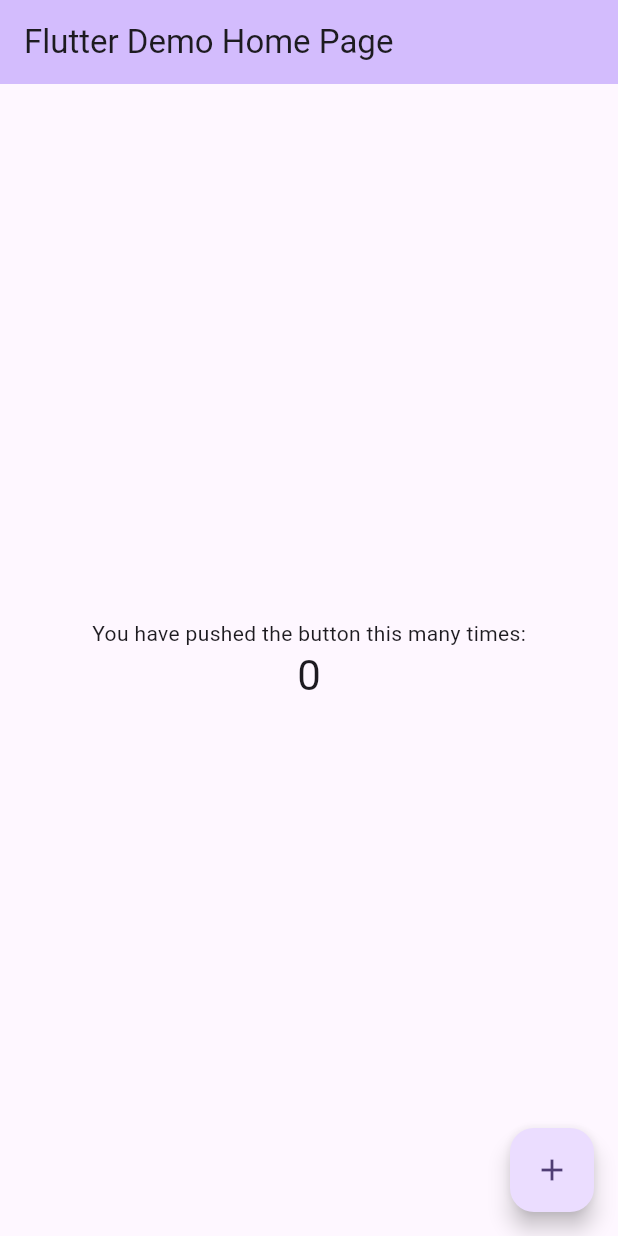
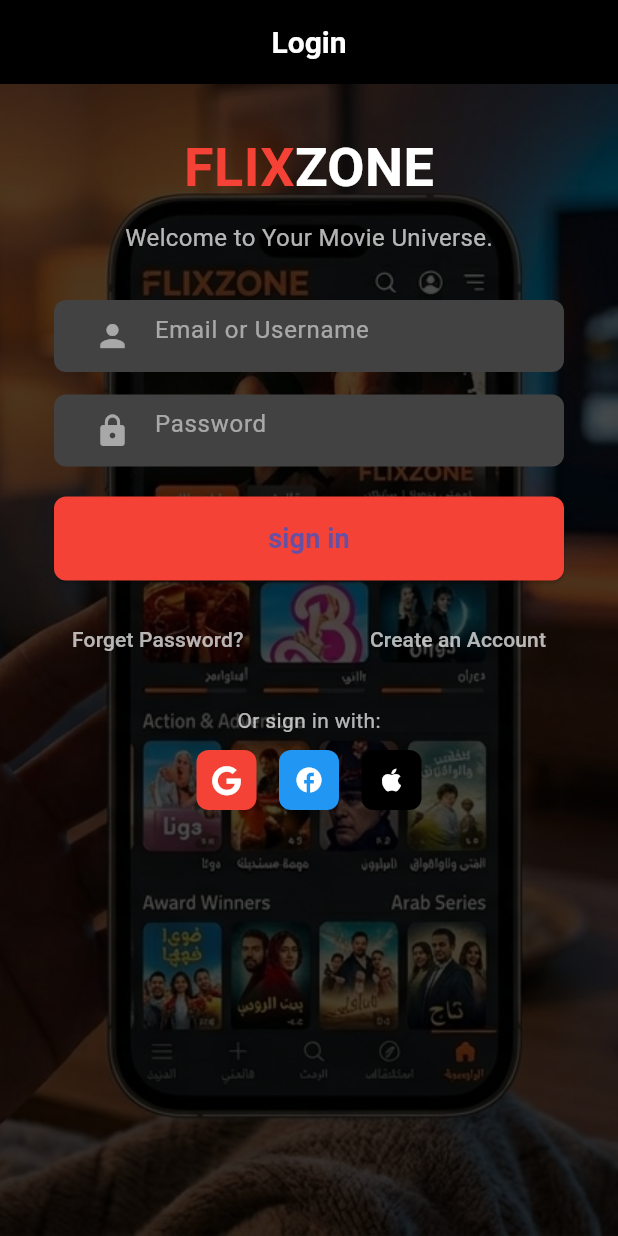
Before and after one commit to wasfyabdo215-blip/flixzone, a Flutter app: the screen it shows after launch, on a phone screen of 412 x 824 dp. Run offline on Flutter 3.47's test engine with Material 3 defaults, Android fonts, the light colour scheme and no system bars; our stand-ins replace font_awesome_flutter.

Commit message:
after edit

```diff
--- /dev/null
+++ b/lib/Screens/login.dart
@@ -0,0 +1,215 @@
+import 'package:flixzone/Screens/register.dart';
+import 'package:flutter/material.dart';
+import 'package:font_awesome_flutter/font_awesome_flutter.dart';
+
+class Login extends StatelessWidget {
+  @override
+  Widget build(BuildContext context) {
+    return Scaffold(
+      backgroundColor: Colors.black,
+      appBar: AppBar(
+        centerTitle: true,
+        title: Text(
+          'Login',
+          style: TextStyle(
+            color: Colors.white,
+            fontSize: 20,
+            fontWeight: FontWeight.bold,
+          ),
+        ),
+        backgroundColor: Colors.black,
+      ),
+      body: Stack(
+        children: [
+          Container(
+            decoration: BoxDecoration(
+              image: DecorationImage(
+                image: AssetImage('assets/image.jpeg'),
+                fit: BoxFit.cover,
+              ),
+            ),
+          ),
+          Container(color: Colors.black.withOpacity(0.7)),
+          SingleChildScrollView(
+            child: Center(
+              child: Container(
+                width: 400,
+                padding: EdgeInsets.all(30),
+                child: Column(
+                  mainAxisSize: MainAxisSize.min,
+                  children: [
+                    Row(
+                      mainAxisAlignment: MainAxisAlignment.center,
+                      children: [
+                        Text(
+                          'FLIX',
+                          style: TextStyle(
+                            color: Colors.red,
+                            fontSize: 36,
+                            fontWeight: FontWeight.bold,
+                          ),
+                        ),
+                        Text(
+                          'ZONE',
+                          style: TextStyle(
+                            color: Colors.white,
+                            fontSize: 36,
+                            fontWeight: FontWeight.bold,
+                          ),
+                        ),
+                      ],
+                    ),
+
+                    SizedBox(height: 10),
+
+                    Text(
+                      'Welcome to Your Movie Universe.',
+                      style: TextStyle(color: Colors.white70, fontSize: 16),
+                    ),
+
+                    SizedBox(height: 30),
+                    Container(
+                      padding: EdgeInsets.symmetric(horizontal: 15),
+                      decoration: BoxDecoration(
+                        color: Colors.grey[800],
+                        borderRadius: BorderRadius.circular(8),
+                      ),
+                      child: TextField(
+                        decoration: InputDecoration(
+                          hintText: 'Email or Username',
+                          hintStyle: TextStyle(color: Colors.white54),
+                          border: InputBorder.none,
+                          prefixIcon: Icon(Icons.person, color: Colors.white54),
+                        ),
+                        style: TextStyle(color: Colors.white),
+                      ),
+                    ),
+
+                    SizedBox(height: 15),
+                    Container(
+                      padding: EdgeInsets.symmetric(horizontal: 15),
+                      decoration: BoxDecoration(
+                        color: Colors.grey[800],
+                        borderRadius: BorderRadius.circular(8),
+                      ),
+                      child: TextField(
+                        decoration: InputDecoration(
+                          hintText: 'Password',
+                          hintStyle: TextStyle(color: Colors.white54),
+                          border: InputBorder.none,
+                          prefixIcon: Icon(Icons.lock, color: Colors.white54),
+                        ),
+                        style: TextStyle(color: Colors.white),
+                        obscureText: true,
+                      ),
+                    ),
+
+                    SizedBox(height: 20),
+
+                    // Button
+                    SizedBox(
+                      width: double.infinity,
+                      child: ElevatedButton(
+                        onPressed: () {
+                          ScaffoldMessenger.of(context).showSnackBar(
+                            SnackBar(content: Text('Signing in...')),
+                          );
+                        },
+                        child: Text(
+                          'sign in',
+                          style: TextStyle(
+                            fontSize: 18,
+                            fontWeight: FontWeight.bold,
+                          ),
+                        ),
+                        style: ElevatedButton.styleFrom(
+                          backgroundColor: Colors.red,
+                          padding: EdgeInsets.symmetric(vertical: 15),
+                          shape: RoundedRectangleBorder(
+                            borderRadius: BorderRadius.circular(8),
+                          ),
+                        ),
+                      ),
+                    ),
+
+                    SizedBox(height: 15),
+
+                    Row(
+                      mainAxisAlignment: MainAxisAlignment.spaceBetween,
+                      children: [
+                        TextButton(
+                          onPressed: () {
+                          },
+                          child: Text(
+                            'Forget Password?',
+                            style: TextStyle(color: Colors.white70),
+                          ),
+                        ),
+                        TextButton(
+                          onPressed: () {
+                            Navigator.push(
+                              context,
+                              MaterialPageRoute(builder: (context) => Register()),
+                            );
+                          },
+                          child: Text(
+                            'Create an Account',
+                            style: TextStyle(color: Colors.white70),
+                          ),
+                        ),
+                      ],
+                    ),
+
+                    SizedBox(height: 20),
+
+                    Text(
+                      'Or sign in with:',
+                      style: TextStyle(color: Colors.white70),
+                    ),
+
+                    SizedBox(height: 10),
+
+                    Row(
+                      mainAxisAlignment: MainAxisAlignment.center,
+                      children: [
+                        _buildSocialButton(
+                          FontAwesomeIcons.google,
+                          Colors.white,
+                          Colors.red,
+                        ),
+                        SizedBox(width: 15),
+                        _buildSocialButton(
+                          Icons.facebook,
+                          Colors.white,
+                          Colors.blue,
+                        ),
+                        SizedBox(width: 15),
+                        _buildSocialButton(
+                          Icons.apple,
+                          Colors.white,
+                          Colors.black,
+                        ),
+                      ],
+                    ),
+                  ],
+                ),
+              ),
+            ),
+          ),
+        ],
+      ),
+    );
+  }
+
+  Widget _buildSocialButton(IconData icon, Color iconColor, Color bgColor) {
+    return Container(
+      width: 40,
+      height: 40,
+      decoration: BoxDecoration(
+        color: bgColor,
+        borderRadius: BorderRadius.circular(8),
+      ),
+      child: Icon(icon, color: iconColor, size: 20),
+    );
+  }
+}
--- /dev/null
+++ b/lib/Screens/splash.dart
@@ -0,0 +1,61 @@
+import 'package:flixzone/Screens/login.dart';
+import 'package:flixzone/Screens/register.dart';
+import 'package:flutter/material.dart';
+import 'dart:async';
+
+class Splash extends StatefulWidget {
+  const Splash({super.key});
+
+  @override
+  State<Splash> createState() => _SplashAndHomeState();
+}
+
+class _SplashAndHomeState extends State<Splash> {
+  bool _showSplash = true;
+
+  @override
+  void initState() {
+    super.initState();
+
+    Timer(const Duration(seconds: 3), () {
+      setState(() {
+        _showSplash = false;
+      });
+    });
+  }
+
+  @override
+  Widget build(BuildContext context) {
+    if (_showSplash) {
+      return Scaffold(
+        //backgroundColor: Color(0xff1F1F29),
+        backgroundColor: Color(0xff1A2232),
+        body: Center(
+          child: Text.rich(
+            TextSpan(
+              children: [
+                TextSpan(
+                  text: 'Flix',
+                  style: TextStyle(color: Colors.redAccent),
+                ),
+                TextSpan(
+                  text: 'Zone',
+                  style: TextStyle(color: Colors.white),
+                ),
+              ],
+            ),
+            style: TextStyle(
+              fontSize: 50,
+              fontWeight: FontWeight.bold,
+              fontStyle: FontStyle.italic,
+              letterSpacing: 2,
+            ),
+          ),
+        ),
+      );
+    } else {
+
+      return Login();
+    }
+  }
+}
--- a/lib/main.dart
+++ b/lib/main.dart
@@ -1,122 +1,19 @@
+import 'package:flixzone/Screens/splash.dart';
 import 'package:flutter/material.dart';
 
-void main() {
+void main(){
   runApp(const MyApp());
+
 }
 
 class MyApp extends StatelessWidget {
   const MyApp({super.key});
 
-  // This widget is the root of your application.
   @override
   Widget build(BuildContext context) {
     return MaterialApp(
-      title: 'Flutter Demo',
-      theme: ThemeData(
-        // This is the theme of your application.
-        //
-        // TRY THIS: Try running your application with "flutter run". You'll see
-        // the application has a purple toolbar. Then, without quitting the app,
-        // try changing the seedColor in the colorScheme below to Colors.green
-        // and then invoke "hot reload" (save your changes or press the "hot
-        // reload" button in a Flutter-supported IDE, or press "r" if you used
-        // the command line to start the app).
-        //
-        // Notice that the counter didn't reset back to zero; the application
-        // state is not lost during the reload. To reset the state, use hot
-        // restart instead.
-        //
-        // This works for code too, not just values: Most code changes can be
-        // tested with just a hot reload.
-        colorScheme: .fromSeed(seedColor: Colors.deepPurple),
-      ),
-      home: const MyHomePage(title: 'Flutter Demo Home Page'),
+      debugShowCheckedModeBanner: false,
+      home: Splash(),
     );
   }
 }
-
-class MyHomePage extends StatefulWidget {
-  const MyHomePage({super.key, required this.title});
-
-  // This widget is the home page of your application. It is stateful, meaning
-  // that it has a State object (defined below) that contains fields that affect
-  // how it looks.
-
-  // This class is the configuration for the state. It holds the values (in this
-  // case the title) provided by the parent (in this case the App widget) and
-  // used by the build method of the State. Fields in a Widget subclass are
-  // always marked "final".
-
-  final String title;
-
-  @override
-  State<MyHomePage> createState() => _MyHomePageState();
-}
-
-class _MyHomePageState extends State<MyHomePage> {
-  int _counter = 0;
-
-  void _incrementCounter() {
-    setState(() {
-      // This call to setState tells the Flutter framework that something has
-      // changed in this State, which causes it to rerun the build method below
-      // so that the display can reflect the updated values. If we changed
-      // _counter without calling setState(), then the build method would not be
-      // called again, and so nothing would appear to happen.
-      _counter++;
-    });
-  }
-
-  @override
-  Widget build(BuildContext context) {
-    // This method is rerun every time setState is called, for instance as done
-    // by the _incrementCounter method above.
-    //
-    // The Flutter framework has been optimized to make rerunning build methods
-    // fast, so that you can just rebuild anything that needs updating rather
-    // than having to individually change instances of widgets.
-    return Scaffold(
-      appBar: AppBar(
-        // TRY THIS: Try changing the color here to a specific color (to
-        // Colors.amber, perhaps?) and trigger a hot reload to see the AppBar
-        // change color while the other colors stay the same.
-        backgroundColor: Theme.of(context).colorScheme.inversePrimary,
-        // Here we take the value from the MyHomePage object that was created by
-        // the App.build method, and use it to set our appbar title.
-        title: Text(widget.title),
-      ),
-      body: Center(
-        // Center is a layout widget. It takes a single child and positions it
-        // in the middle of the parent.
-        child: Column(
-          // Column is also a layout widget. It takes a list of children and
-          // arranges them vertically. By default, it sizes itself to fit its
-          // children horizontally, and tries to be as tall as its parent.
-          //
-          // Column has various properties to control how it sizes itself and
-          // how it positions its children. Here we use mainAxisAlignment to
-          // center the children vertically; the main axis here is the vertical
-          // axis because Columns are vertical (the cross axis would be
-          // horizontal).
-          //
-          // TRY THIS: Invoke "debug painting" (choose the "Toggle Debug Paint"
-          // action in the IDE, or press "p" in the console), to see the
-          // wireframe for each widget.
-          mainAxisAlignment: .center,
-          children: [
-            const Text('You have pushed the button this many times:'),
-            Text(
-              '$_counter',
-              style: Theme.of(context).textTheme.headlineMedium,
-            ),
-          ],
-        ),
-      ),
-      floatingActionButton: FloatingActionButton(
-        onPressed: _incrementCounter,
-        tooltip: 'Increment',
-        child: const Icon(Icons.add),
-      ),
-    );
-  }
-}
--- a/pubspec.yaml
+++ b/pubspec.yaml
@@ -28,6 +28,7 @@
 # the latest version available on pub.dev. To see which dependencies have newer
 # versions available, run `flutter pub outdated`.
 dependencies:
+  font_awesome_flutter: ^10.7.0
   flutter:
     sdk: flutter
 
@@ -58,8 +59,8 @@
   uses-material-design: true
 
   # To add assets to your application, add an assets section, like this:
-  # assets:
-  #   - images/a_dot_burr.jpeg
+  assets:
+     - assets/
   #   - images/a_dot_ham.jpeg
 
   # An image asset can refer to one or more resolution-specific "variants", see
```
Also changed, not shown: lib/Screens/register.dart (added, +175 -0 lines), assets/image.jpeg (added), pubspec.lock.
